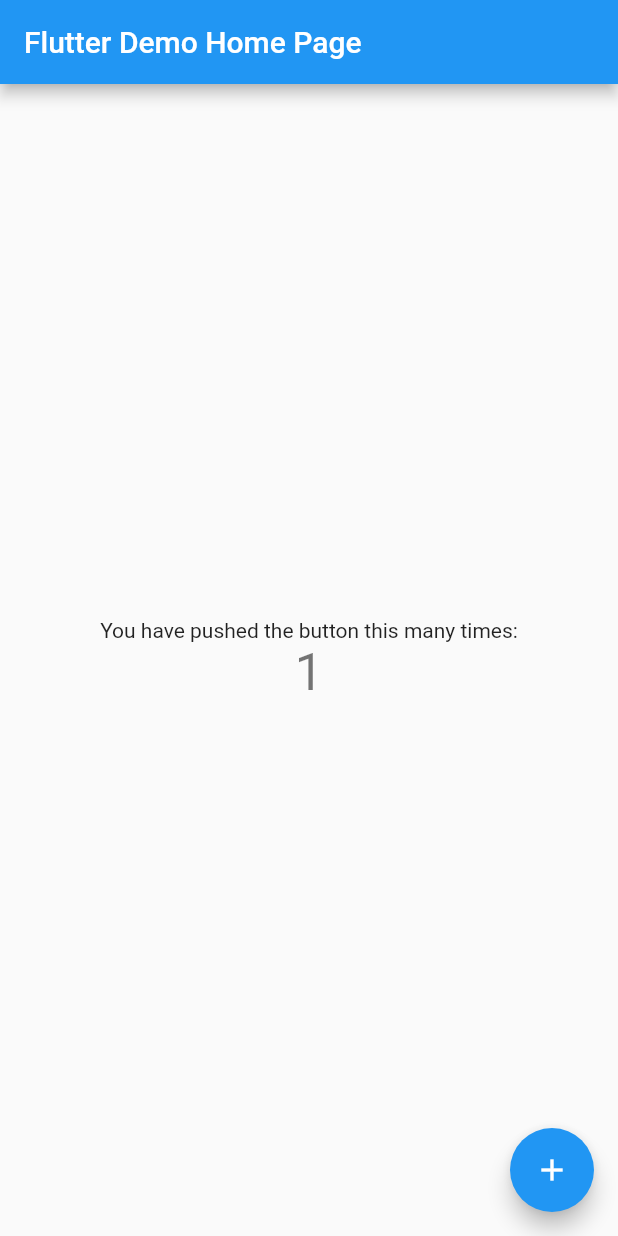
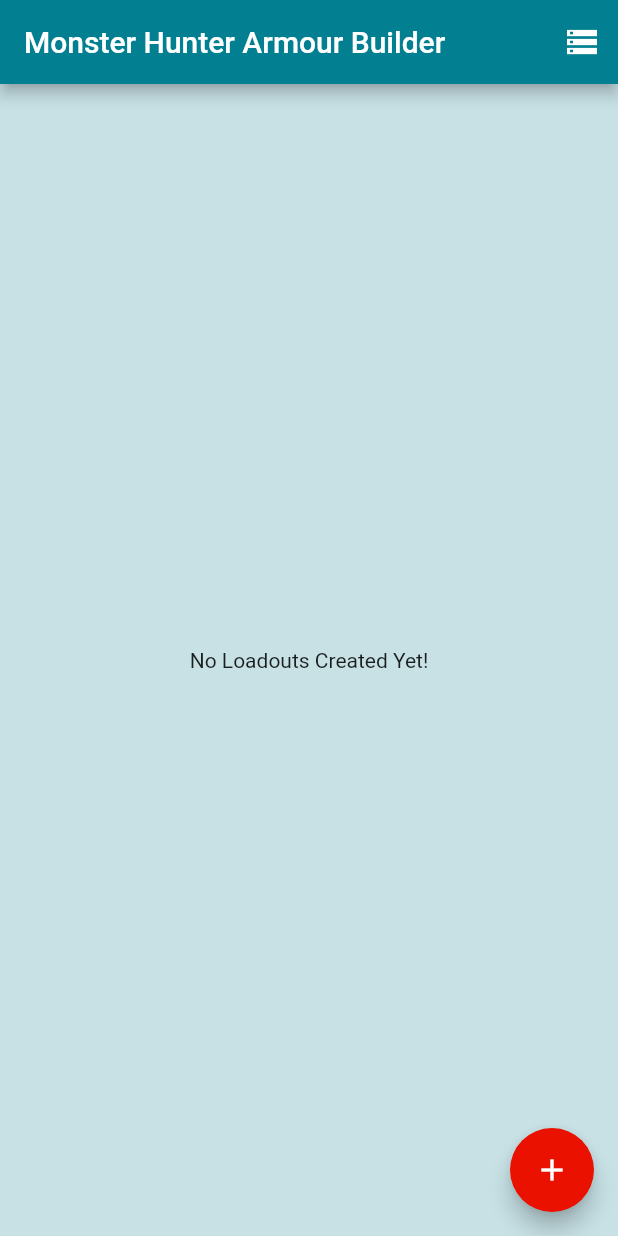
Before and after one commit to clarksoc/MonsterHunterArmourBuilder, a Flutter app: the screen it shows after launch, after a tap on the "add" icon, on a phone screen of 412 x 824 dp. Run offline on Flutter 3.47's test engine with Material 2 defaults, Android fonts, the phone set to English and light mode, and no system bars.

Commit message:
Added Home Page
Basically just a start to the app

```diff
--- a/lib/main.dart
+++ b/lib/main.dart
@@ -1,4 +1,5 @@
 import 'package:flutter/material.dart';
+import 'package:monsterhunterarmourbuilder/screens/main_screen.dart';
 
 void main() {
   runApp(const MyApp());
@@ -7,109 +8,19 @@ void main() {
 class MyApp extends StatelessWidget {
   const MyApp({Key? key}) : super(key: key);
 
-  // This widget is the root of your application.
   @override
   Widget build(BuildContext context) {
     return MaterialApp(
-      title: 'Flutter Demo',
+      title: 'Monster Hunter Armour Builder',
+      initialRoute: '/',
+      routes: {
+        '/first': (context) => const MainScreen(),
+      },
       theme: ThemeData(
-        // This is the theme of your application.
-        //
-        // Try running your application with "flutter run". You'll see the
-        // application has a blue toolbar. Then, without quitting the app, try
-        // changing the primarySwatch below to Colors.green and then invoke
-        // "hot reload" (press "r" in the console where you ran "flutter run",
-        // or simply save your changes to "hot reload" in a Flutter IDE).
-        // Notice that the counter didn't reset back to zero; the application
-        // is not restarted.
         primarySwatch: Colors.blue,
+        visualDensity: VisualDensity.adaptivePlatformDensity,
       ),
-      home: const MyHomePage(title: 'Flutter Demo Home Page'),
+      home: const MainScreen(),
     );
   }
 }
-
-class MyHomePage extends StatefulWidget {
-  const MyHomePage({Key? key, required this.title}) : super(key: key);
-
-  // This widget is the home page of your application. It is stateful, meaning
-  // that it has a State object (defined below) that contains fields that affect
-  // how it looks.
-
-  // This class is the configuration for the state. It holds the values (in this
-  // case the title) provided by the parent (in this case the App widget) and
-  // used by the build method of the State. Fields in a Widget subclass are
-  // always marked "final".
-
-  final String title;
-
-  @override
-  State<MyHomePage> createState() => _MyHomePageState();
-}
-
-class _MyHomePageState extends State<MyHomePage> {
-  int _counter = 0;
-
-  void _incrementCounter() {
-    setState(() {
-      // This call to setState tells the Flutter framework that something has
-      // changed in this State, which causes it to rerun the build method below
-      // so that the display can reflect the updated values. If we changed
-      // _counter without calling setState(), then the build method would not be
-      // called again, and so nothing would appear to happen.
-      _counter++;
-    });
-  }
-
-  @override
-  Widget build(BuildContext context) {
-    // This method is rerun every time setState is called, for instance as done
-    // by the _incrementCounter method above.
-    //
-    // The Flutter framework has been optimized to make rerunning build methods
-    // fast, so that you can just rebuild anything that needs updating rather
-    // than having to individually change instances of widgets.
-    return Scaffold(
-      appBar: AppBar(
-        // Here we take the value from the MyHomePage object that was created by
-        // the App.build method, and use it to set our appbar title.
-        title: Text(widget.title),
-      ),
-      body: Center(
-        // Center is a layout widget. It takes a single child and positions it
-        // in the middle of the parent.
-        child: Column(
-          // Column is also a layout widget. It takes a list of children and
-          // arranges them vertically. By default, it sizes itself to fit its
-          // children horizontally, and tries to be as tall as its parent.
-          //
-          // Invoke "debug painting" (press "p" in the console, choose the
-          // "Toggle Debug Paint" action from the Flutter Inspector in Android
-          // Studio, or the "Toggle Debug Paint" command in Visual Studio Code)
-          // to see the wireframe for each widget.
-          //
-          // Column has various properties to control how it sizes itself and
-          // how it positions its children. Here we use mainAxisAlignment to
-          // center the children vertically; the main axis here is the vertical
-          // axis because Columns are vertical (the cross axis would be
-          // horizontal).
-          mainAxisAlignment: MainAxisAlignment.center,
-          children: <Widget>[
-            const Text(
-              'You have pushed the button this many times:',
-            ),
-            Text(
-              '$_counter',
-              style: Theme.of(context).textTheme.headline4,
-            ),
-          ],
-        ),
-      ),
-      floatingActionButton: FloatingActionButton(
-        onPressed: _incrementCounter,
-        tooltip: 'Increment',
-        child: const Icon(Icons.add),
-      ), // This trailing comma makes auto-formatting nicer for build methods.
-    );
-  }
-}
--- /dev/null
+++ b/lib/screens/main_screen.dart
@@ -0,0 +1,40 @@
+import 'package:flutter/material.dart';
+
+class MainScreen extends StatefulWidget {
+  const MainScreen({Key? key}) : super(key: key);
+
+  @override
+  _MainScreenState createState() => _MainScreenState();
+}
+
+class _MainScreenState extends State<MainScreen> {
+  @override
+  Widget build(BuildContext context) {
+    return Scaffold(
+      backgroundColor: const Color.fromRGBO(199, 225, 229, 1.0),
+      appBar: AppBar(
+        backgroundColor: const Color.fromRGBO(2, 127, 144, 1.0),
+        title: const Text(
+          "Monster Hunter Armour Builder",
+          textAlign: TextAlign.center,
+        ),
+        actions: [
+          IconButton(
+              onPressed: () {
+                ScaffoldMessenger.of(context).showSnackBar(
+                    const SnackBar(content: Text("Ayo why you press???")));
+              },
+              icon: const Icon(Icons.storage))
+        ],
+      ),
+      body: const Center(
+        child: Text("No Loadouts Created Yet!"),
+      ),
+      floatingActionButton: FloatingActionButton(
+        onPressed: () {},
+        backgroundColor: const Color.fromRGBO(235, 17, 0, 1.0),
+        child: const Icon(Icons.add),
+      ),
+    );
+  }
+}
```
Also changed, not shown: 1 other file.
